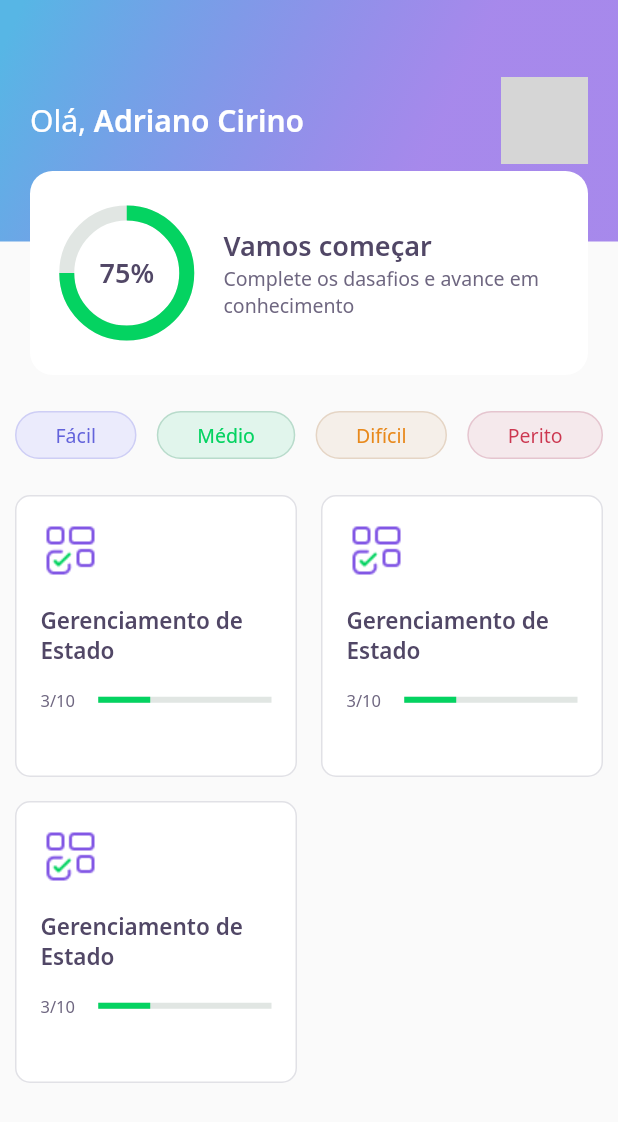
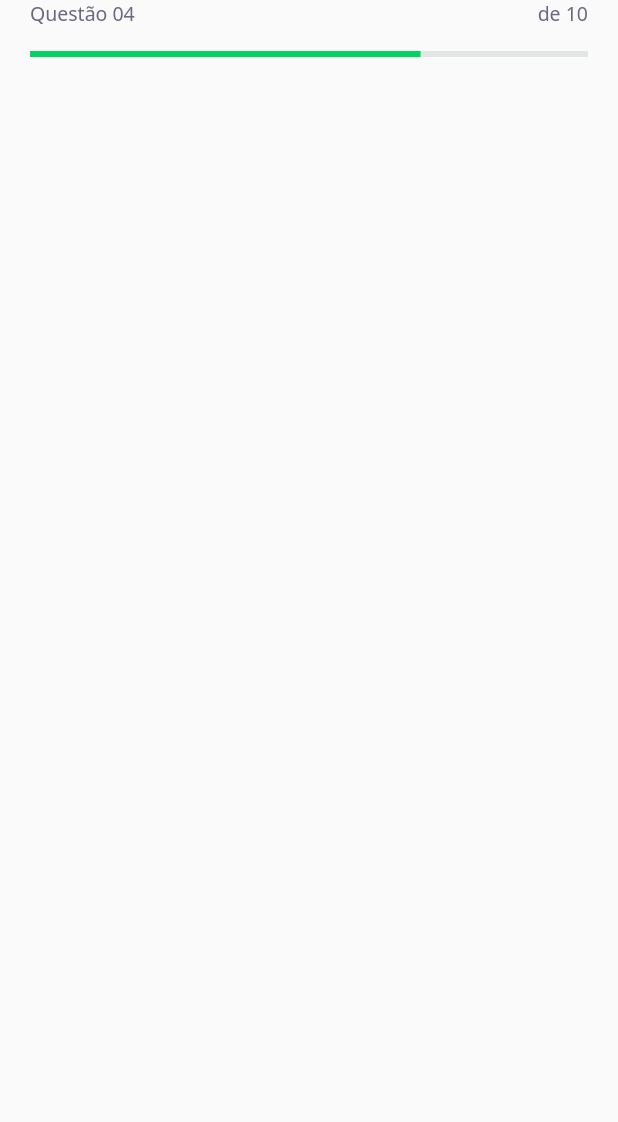
Before and after one commit to adrianocirino/devQuiz, a Flutter app: the screen it shows after launch, on a phone screen of 412 x 824 dp. Shown: the top 1122 px of the screen. Run offline on Flutter 3.47's test engine with Material 2 defaults, Android fonts, the phone set to English and light mode, and no system bars; our stand-ins replace google_fonts; grey boxes are pictures that could not be loaded.

Commit message:
Criado question indicator e iniciado challenge page

```diff
--- /dev/null
+++ b/lib/challenge/challenge_page.dart
@@ -0,0 +1,24 @@
+import 'package:dev_quiz/challenge/widgets/question_indicator/question_indicator_widget.dart';
+import 'package:flutter/material.dart';
+
+class ChallengePage extends StatefulWidget {
+  const ChallengePage({ Key? key }) : super(key: key);
+
+  @override
+  _ChallengePageState createState() => _ChallengePageState();
+}
+
+class _ChallengePageState extends State<ChallengePage> {
+  @override
+  Widget build(BuildContext context) {
+    return Scaffold(
+      appBar: PreferredSize(
+        preferredSize: Size.fromHeight(80),
+        child: SafeArea(
+          top: true,
+          child: QuestionIndicatorWidget()
+        )
+      ),
+    );
+  }
+}
--- /dev/null
+++ b/lib/challenge/widgets/question_indicator/question_indicator_widget.dart
@@ -0,0 +1,33 @@
+import 'package:dev_quiz/core/app_text_styles.dart';
+import 'package:dev_quiz/shared/widgets/progress_indicator/progress_indicator_widget.dart';
+import 'package:flutter/material.dart';
+
+class QuestionIndicatorWidget extends StatelessWidget {
+  const QuestionIndicatorWidget({ Key? key }) : super(key: key);
+
+  @override
+  Widget build(BuildContext context) {
+    return Container(
+      padding: const EdgeInsets.symmetric(horizontal: 20),
+      child: Column(
+        children: [
+          Row(
+            mainAxisAlignment: MainAxisAlignment.spaceBetween,
+            children: [
+              Text(
+                "Questão 04",
+                style: AppTextStyles.body,
+              ),
+              Text(
+                "de 10",
+                style: AppTextStyles.body,
+              ),
+            ],
+          ),
+          SizedBox(height: 16),
+          ProgressIndicatorWidget(value: 0.7)
+        ]
+      ),
+    );
+  }
+}
--- a/lib/core/app_widget.dart
+++ b/lib/core/app_widget.dart
@@ -1,4 +1,5 @@
-import 'package:dev_quiz/home/home_page.dart';
+import 'package:dev_quiz/challenge/challenge_page.dart';
+// import 'package:dev_quiz/home/home_page.dart';
 import 'package:flutter/material.dart';
 
 class AppWidget extends StatelessWidget {
@@ -8,7 +9,7 @@ class AppWidget extends StatelessWidget {
   Widget build(BuildContext context) {
     return MaterialApp(
       title: "DevQuiz",
-      home: HomePage(),
+      home: ChallengePage(),
     );
   }
 }
--- a/lib/home/widgets/quiz_card/quiz_card.dart
+++ b/lib/home/widgets/quiz_card/quiz_card.dart
@@ -1,6 +1,7 @@
 import 'package:dev_quiz/core/app_colors.dart';
 import 'package:dev_quiz/core/app_images.dart';
 import 'package:dev_quiz/core/app_text_styles.dart';
+import 'package:dev_quiz/shared/widgets/progress_indicator/progress_indicator_widget.dart';
 import 'package:flutter/material.dart';
 
 class QuizCardWidget extends StatelessWidget {
@@ -37,11 +38,7 @@ class QuizCardWidget extends StatelessWidget {
             ),
             Expanded(
               flex: 3,
-              child: LinearProgressIndicator(
-                  value: 0.3,
-                  backgroundColor: AppColors.chartSecondary,
-                  valueColor:
-                      AlwaysStoppedAnimation<Color>(AppColors.chartPrimary)),
+              child: ProgressIndicatorWidget(value: 0.3)
             )
           ],
         )
--- /dev/null
+++ b/lib/shared/widgets/progress_indicator/progress_indicator_widget.dart
@@ -0,0 +1,18 @@
+import 'package:dev_quiz/core/app_colors.dart';
+import 'package:flutter/material.dart';
+
+class ProgressIndicatorWidget extends StatelessWidget {
+
+  final double value;
+
+  const ProgressIndicatorWidget({ Key? key, required this.value }) : super(key: key);
+
+  @override
+  Widget build(BuildContext context) {
+    return LinearProgressIndicator(
+      value: value,
+      backgroundColor: AppColors.chartSecondary,
+      valueColor: AlwaysStoppedAnimation<Color>(AppColors.chartPrimary)
+    );
+  }
+}
```
